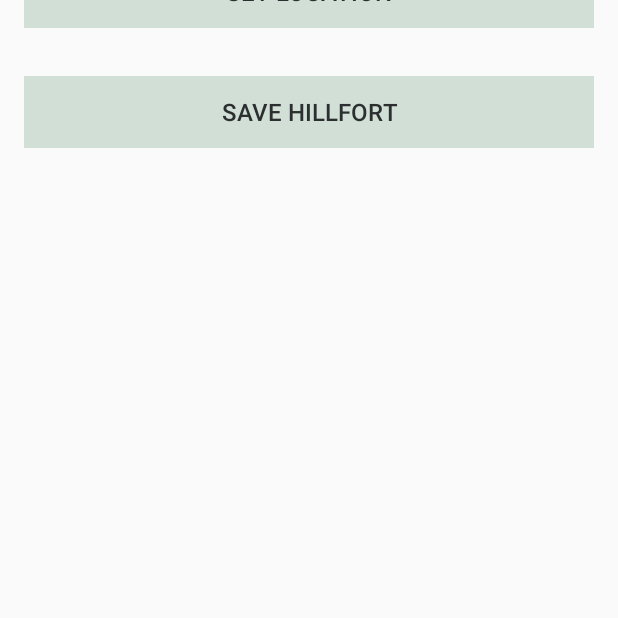
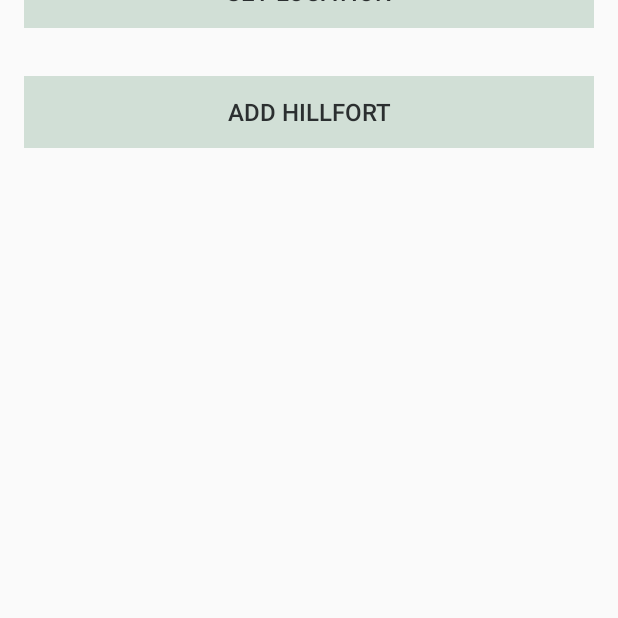
Before and after one commit to dimitraz/hillfort, an Android app: the HillfortActivity screen opened directly, with no data from a screen before it, on a phone screen of 412 x 824 dp, the part 618-1236 px from its top. Run offline under Robolectric (Android 15) with nearby library versions, the phone set to English and light mode, and no system bars; 2 statements that could not run were skipped.

Commit message:
Create hillfort

```diff
--- a/app/src/main/java/org/wit/hillfort/main/Main.kt
+++ b/app/src/main/java/org/wit/hillfort/main/Main.kt
@@ -4,7 +4,6 @@
 import org.jetbrains.anko.AnkoLogger
 import org.jetbrains.anko.info
 import org.wit.hillfort.models.HillfortJsonStore
-import org.wit.hillfort.models.HillfortModel
 import org.wit.hillfort.models.HillfortStore
 
 class MainApp : Application(), AnkoLogger {
--- a/app/src/main/res/layout/activity_hillfort.xml
+++ b/app/src/main/res/layout/activity_hillfort.xml
@@ -96,7 +96,7 @@
           android:textSize="16sp"/>
 
         <Button
-          android:id="@+id/btnSave"
+          android:id="@+id/btnCreate"
           android:layout_width="match_parent"
           android:layout_height="wrap_content"
           android:layout_margin="16dp"
@@ -104,7 +104,7 @@
           android:paddingBottom="8dp"
           android:paddingTop="8dp"
           android:stateListAnimator="@null"
-          android:text="@string/button_saveHillfort"
+          android:text="@string/button_createHillfort"
           android:textColor="@color/colorPrimary"
           android:textSize="16sp"/>
       </LinearLayout>
--- a/app/src/main/res/values/strings.xml
+++ b/app/src/main/res/values/strings.xml
@@ -1,6 +1,7 @@
 <resources>
   <string name="app_name">Hillfort</string>
   <string name="button_saveHillfort">Save Hillfort</string>
+  <string name="button_createHillfort">Add Hillfort</string>
   <string name="name_error">Please enter a valid title</string>
 
   <string name="title">Delete Hillfort</string>
@@ -10,6 +11,8 @@
 
   <string name="menu_deleteHillfort">Delete</string>
   <string name="menu_cancelHillfort">Cancel</string>
+  <string name="menu_createHillfort">Create</string>
+
 
   <string name="button_addImage">Add Image</string>
   <string name="button_changeImagee">Change Image</string>
```
Also changed, not shown: app/src/main/java/org/wit/hillfort/activities/HillfortActivity.kt (+13 -5 lines), app/src/main/java/org/wit/hillfort/activities/HillfortListActivity.kt (+20 -0 lines), app/src/main/res/menu/menu_main.xml (added, +10 -0 lines).
